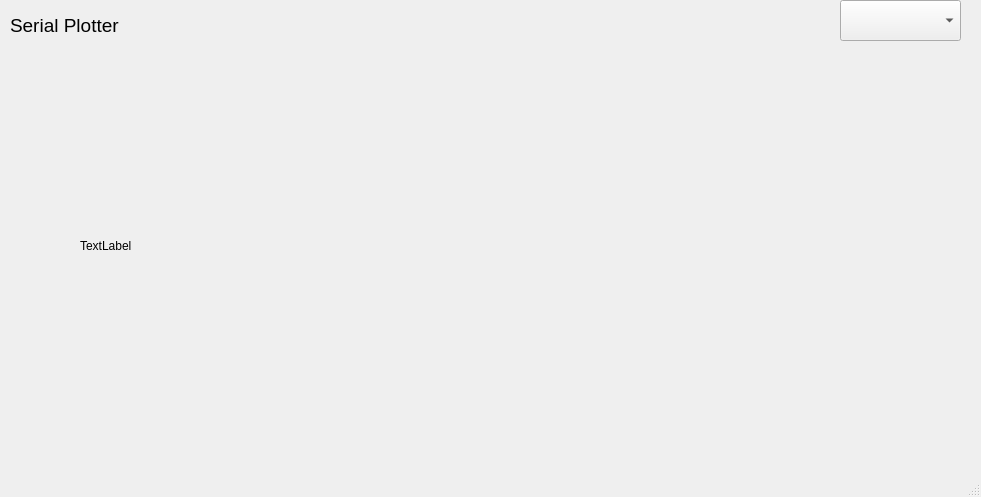
rlangoy/pb1150v_Labs, file Presentation10/#2SerialPlotterTemplate/serialPlotterWindow.ui: the form before one commit.
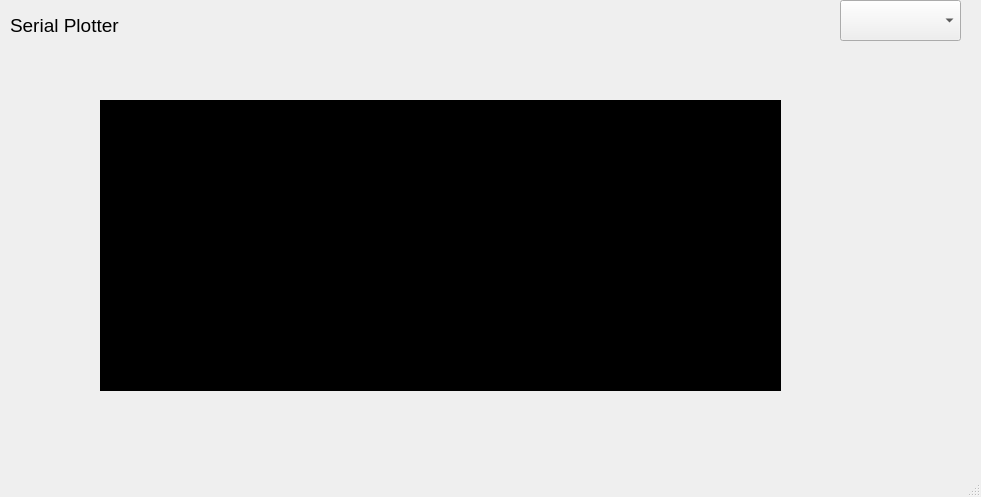
The form after the commit. Icons and pictures are not drawn.

```diff
--- a/Presentation10/#2SerialPlotterTemplate/serialPlotterWindow.ui
+++ b/Presentation10/#2SerialPlotterTemplate/serialPlotterWindow.ui
@@ -90,17 +90,17 @@
      <bool>true</bool>
     </property>
    </widget>
-   <widget class="QLabel" name="label">
+   <widget class="QWidget" name="widget" native="true">
     <property name="geometry">
      <rect>
-      <x>80</x>
-      <y>70</y>
-      <width>761</width>
-      <height>351</height>
+      <x>100</x>
+      <y>100</y>
+      <width>681</width>
+      <height>291</height>
      </rect>
     </property>
-    <property name="text">
-     <string>TextLabel</string>
+    <property name="styleSheet">
+     <string notr="true">background-color:black;</string>
     </property>
    </widget>
   </widget>
```
Left out of the diff: 2 changed lines with no effect on the pictures.
